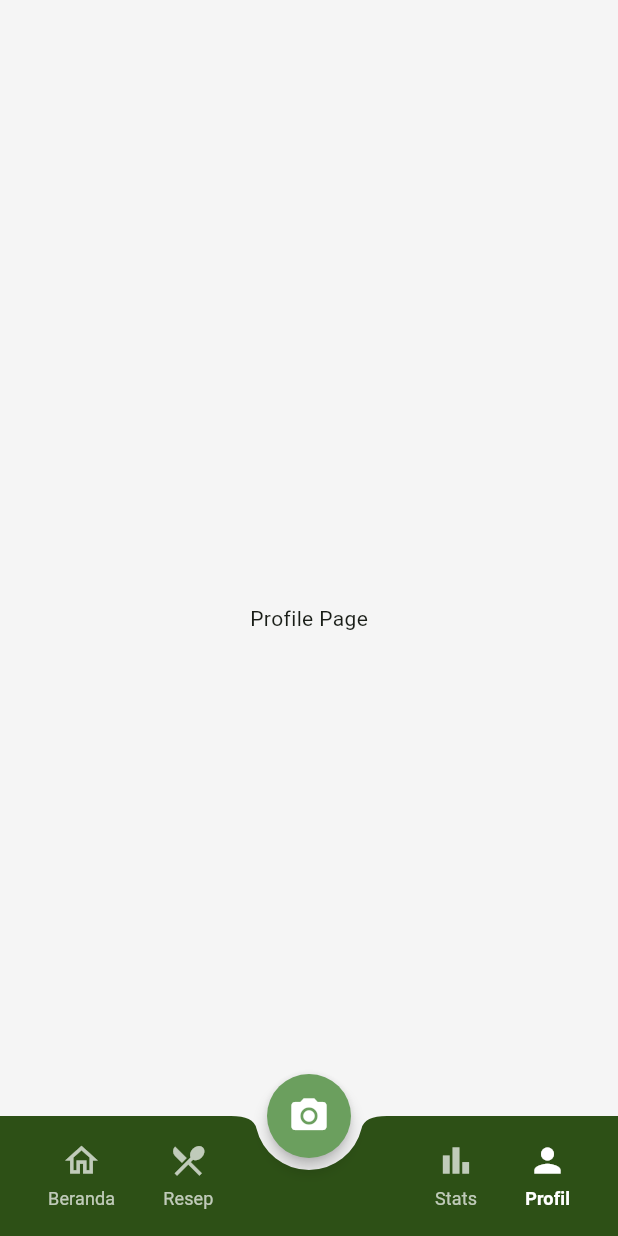
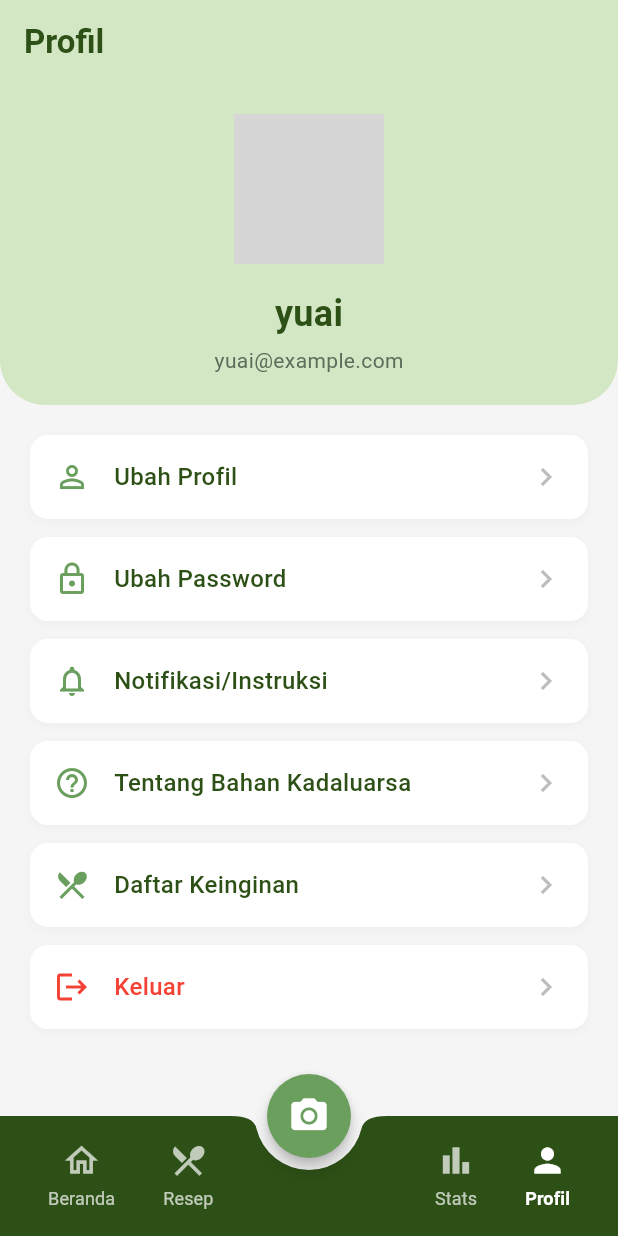
Before and after one commit to FaizNation/safe_bite, a Flutter app: the MainPage screen opened directly, item 4 of the bottom bar chosen, on a phone screen of 412 x 824 dp. Run offline on Flutter 3.47's test engine with Material 3 defaults, Android fonts, the light colour scheme and no system bars; our stand-ins replace camera, equatable, firebase_auth, firebase_core, flutter_bloc, flutter_dotenv and 2 more; accounts and stored records are empty; network calls fail; Roboto replaces fonts that are missing (Poppins); grey boxes are pictures that could not be loaded.

Commit message:
menambahkan profile

```diff
--- a/lib/features/main/presentation/pages/main_page.dart
+++ b/lib/features/main/presentation/pages/main_page.dart
@@ -2,7 +2,7 @@ import 'package:flutter/material.dart';
 import '../../../home/presentation/pages/home_page.dart';
 import '../../../resep/presentation/pages/resep_page.dart';
 import '../../../stats/presentation/pages/stats_page.dart';
-import '../../../profile/presentation/pages/profile_page.dart';
+import '../../../profile/presentation/screen/profile_screen.dart';
 import '../../../scan/presentation/pages/scan_page.dart';
 
 class MainPage extends StatefulWidget {
@@ -19,7 +19,7 @@ class _MainPageState extends State<MainPage> {
     const HomePage(),
     const ResepPage(),
     const StatsPage(),
-    const ProfilePage(),
+    const ProfileScreen(),
   ];
 
   void _onItemTapped(int index) {
--- /dev/null
+++ b/lib/features/profile/presentation/screen/profile_screen.dart
@@ -0,0 +1,229 @@
+import 'package:flutter/material.dart';
+import 'package:safe_bite/features/auth/presentation/pages/welcome_page.dart';
+import 'package:safe_bite/features/profile/presentation/screen/edit_profile_screen.dart';
+import 'package:safe_bite/features/profile/presentation/screen/change_password_screen.dart';
+import 'package:safe_bite/features/profile/presentation/screen/notification_settings_screen.dart';
+import 'package:safe_bite/features/profile/presentation/screen/about_expired_screen.dart';
+import 'package:safe_bite/features/profile/presentation/screen/wishlist_screen.dart';
+
+class ProfileScreen extends StatelessWidget {
+  const ProfileScreen({Key? key}) : super(key: key);
+
+  @override
+  Widget build(BuildContext context) {
+    return Scaffold(
+      backgroundColor: const Color(0xFFF5F5F5),
+      appBar: AppBar(
+        backgroundColor: const Color(0xFFD4E7C5),
+        elevation: 0,
+        title: const Text(
+          'Profil',
+          style: TextStyle(
+            color: Color(0xFF2D5016),
+            fontWeight: FontWeight.bold,
+          ),
+        ),
+      ),
+      body: Column(
+        children: [
+          Container(
+            width: double.infinity,
+            padding: const EdgeInsets.all(20),
+            decoration: const BoxDecoration(
+              color: Color(0xFFD4E7C5),
+              borderRadius: BorderRadius.only(
+                bottomLeft: Radius.circular(30),
+                bottomRight: Radius.circular(30),
+              ),
+            ),
+            child: Column(
+              children: [
+                CircleAvatar(
+                  radius: 50,
+                  backgroundColor: Colors.grey.shade300,
+                  backgroundImage: const NetworkImage(
+                    'https://via.placeholder.com/150',
+                  ),
+                ),
+                const SizedBox(height: 16),
+                const Text(
+                  'yuai',
+                  style: TextStyle(
+                    fontSize: 24,
+                    fontWeight: FontWeight.bold,
+                    color: Color(0xFF2D5016),
+                  ),
+                ),
+                const SizedBox(height: 4),
+                const Text(
+                  'yuai@example.com',
+                  style: TextStyle(
+                    fontSize: 14,
+                    color: Color(0xFF5D6D5B),
+                  ),
+                ),
+              ],
+            ),
+          ),
+          const SizedBox(height: 20),
+          Expanded(
+            child: ListView(
+              padding: const EdgeInsets.symmetric(horizontal: 20),
+              children: [
+                _ProfileMenuItem(
+                  icon: Icons.person_outline,
+                  title: 'Ubah Profil',
+                  onTap: () {
+                    Navigator.push(
+                      context,
+                      MaterialPageRoute(builder: (context) => const EditProfileScreen()),
+                    );
+                  },
+                ),
+                const SizedBox(height: 12),
+                _ProfileMenuItem(
+                  icon: Icons.lock_outline,
+                  title: 'Ubah Password',
+                  onTap: () {
+                     Navigator.push(
+                      context,
+                      MaterialPageRoute(builder: (context) => const ChangePasswordScreen()),
+                    );
+                  },
+                ),
+                const SizedBox(height: 12),
+                _ProfileMenuItem(
+                  icon: Icons.notifications_outlined,
+                  title: 'Notifikasi/Instruksi',
+                  onTap: () {
+                     Navigator.push(
+                      context,
+                      MaterialPageRoute(builder: (context) => const NotificationSettingsScreen()),
+                    );
+                  },
+                ),
+                const SizedBox(height: 12),
+                _ProfileMenuItem(
+                  icon: Icons.help_outline,
+                  title: 'Tentang Bahan Kadaluarsa',
+                  onTap: () {
+                     Navigator.push(
+                      context,
+                      MaterialPageRoute(builder: (context) => const AboutExpiredScreen()),
+                    );
+                  },
+                ),
+                const SizedBox(height: 12),
+                _ProfileMenuItem(
+                  icon: Icons.restaurant_menu,
+                  title: 'Daftar Keinginan',
+                  onTap: () {
+                     Navigator.push(
+                      context,
+                      MaterialPageRoute(builder: (context) => const WishlistScreen()),
+                    );
+                  },
+                ),
+                const SizedBox(height: 12),
+                _ProfileMenuItem(
+                  icon: Icons.logout,
+                  title: 'Keluar',
+                  onTap: () {
+                    showDialog(
+                      context: context,
+                      builder: (context) => AlertDialog(
+                        title: const Text('Keluar'),
+                        content: const Text('Apakah Anda yakin ingin keluar?'),
+                        actions: [
+                          TextButton(
+                            onPressed: () => Navigator.pop(context),
+                            child: const Text('Batal'),
+                          ),
+                          TextButton(
+                            onPressed: () {
+                              Navigator.pushAndRemoveUntil(
+                                context,
+                                MaterialPageRoute(
+                                  builder: (context) => const WelcomePage(),
+                                ),
+                                (route) => false,
+                              );
+                            },
+                            child: const Text(
+                              'Keluar',
+                              style: TextStyle(color: Colors.red),
+                            ),
+                          ),
+                        ],
+                      ),
+                    );
+                  },
+                  isLogout: true,
+                ),
+              ],
+            ),
+          ),
+        ],
+      ),
+    );
+  }
+}
+
+class _ProfileMenuItem extends StatelessWidget {
+  final IconData icon;
+  final String title;
+  final VoidCallback onTap;
+  final bool isLogout;
+
+  const _ProfileMenuItem({
+    required this.icon,
+    required this.title,
+    required this.onTap,
+    this.isLogout = false,
+  });
+
+  @override
+  Widget build(BuildContext context) {
+    return InkWell(
+      onTap: onTap,
+      child: Container(
+        padding: const EdgeInsets.all(16),
+        decoration: BoxDecoration(
+          color: Colors.white,
+          borderRadius: BorderRadius.circular(12),
+          boxShadow: [
+            BoxShadow(
+              color: Colors.grey.shade200,
+              blurRadius: 4,
+              offset: const Offset(0, 2),
+            ),
+          ],
+        ),
+        child: Row(
+          children: [
+            Icon(
+              icon,
+              color: isLogout ? Colors.red : const Color(0xFF6B9F5E),
+              size: 24,
+            ),
+            const SizedBox(width: 16),
+            Expanded(
+              child: Text(
+                title,
+                style: TextStyle(
+                  fontSize: 16,
+                  color: isLogout ? Colors.red : const Color(0xFF2D5016),
+                  fontWeight: FontWeight.w500,
+                ),
+              ),
+            ),
+            Icon(
+              Icons.chevron_right,
+              color: Colors.grey.shade400,
+            ),
+          ],
+        ),
+      ),
+    );
+  }
+}
```
Also changed, not shown: lib/features/profile/presentation/screen/about_expired_screen.dart (added, +18 -0 lines), lib/features/profile/presentation/screen/change_password_screen.dart (added, +18 -0 lines), lib/features/profile/presentation/screen/edit_profile_screen.dart (added, +18 -0 lines), lib/features/profile/presentation/screen/notification_settings_screen.dart (added, +18 -0 lines), lib/features/profile/presentation/screen/wishlist_screen.dart (added, +18 -0 lines).
